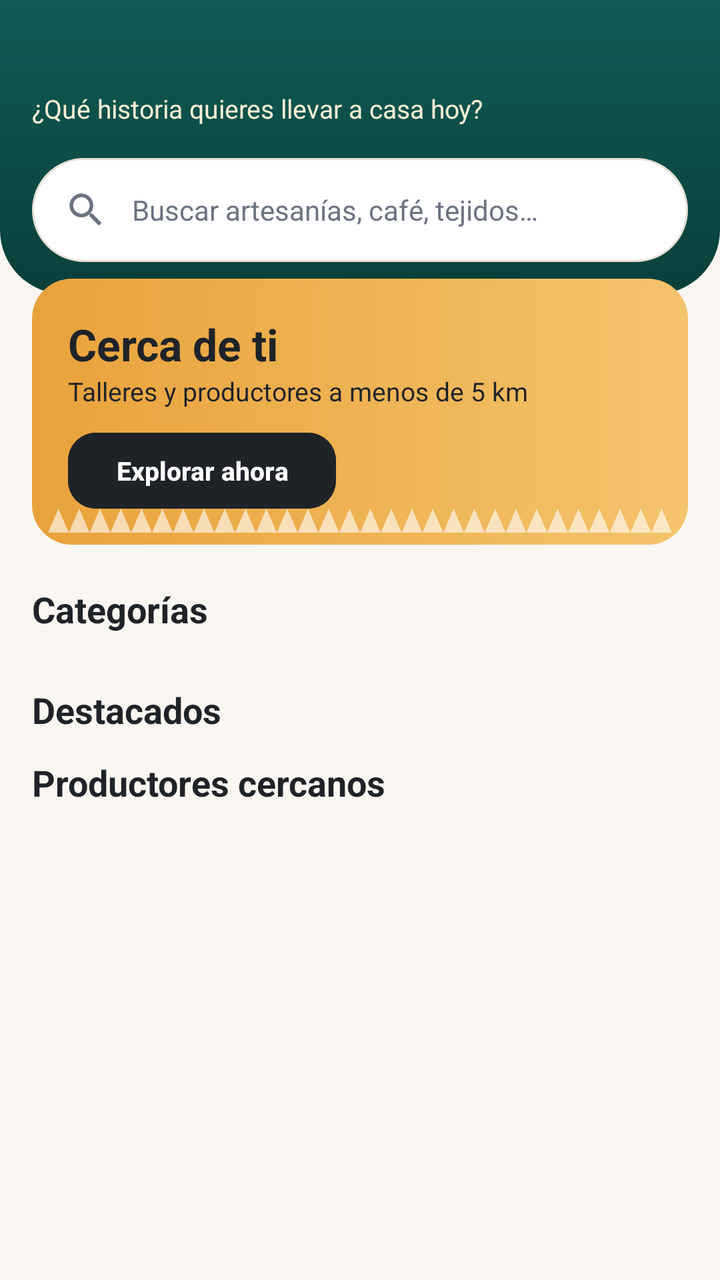
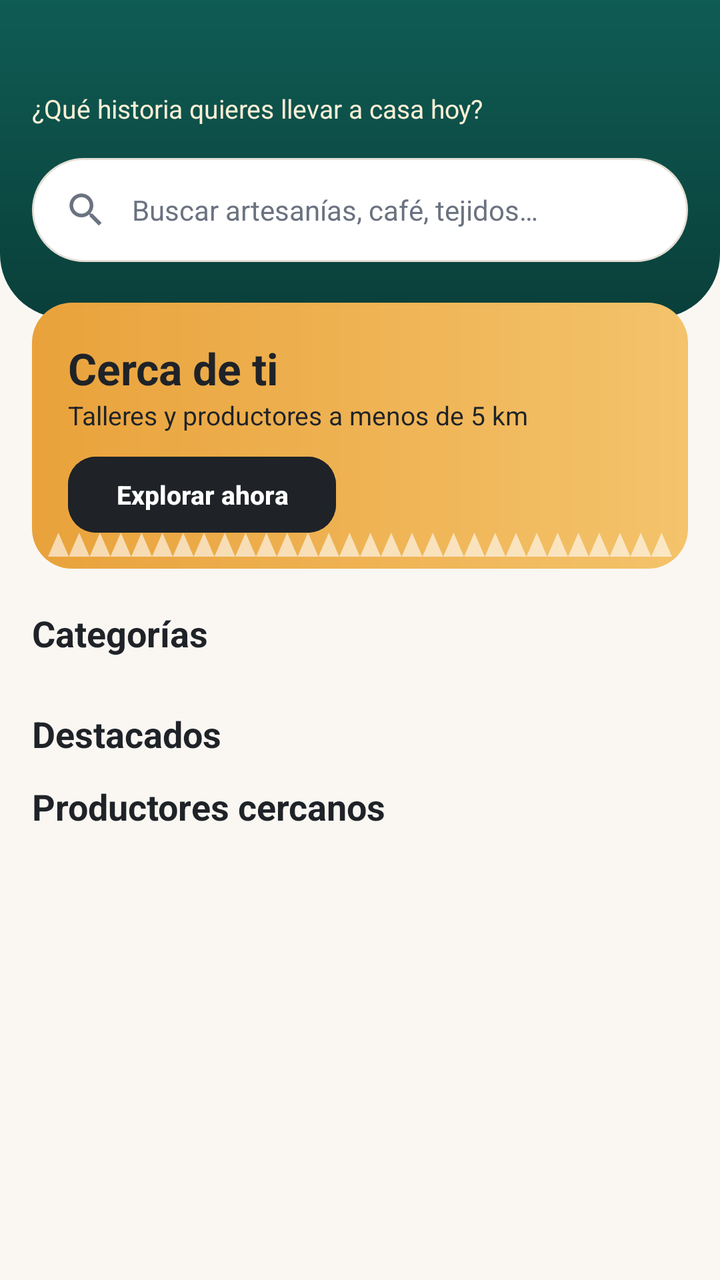

Before-and-after screenshots of an Android layout around one commit, followed by the original layout XML and the change that was made.
<!-- AndroidManifest.xml: application theme Theme.Tramas -->
<!-- res/layout/fragment_home.xml -->
<?xml version="1.0" encoding="utf-8"?>
<androidx.core.widget.NestedScrollView xmlns:android="http://schemas.android.com/apk/res/android"
    xmlns:app="http://schemas.android.com/apk/res-auto"
    android:layout_width="match_parent"
    android:layout_height="match_parent"
    android:clipToPadding="false"
    android:paddingBottom="16dp">

    <LinearLayout
        android:layout_width="match_parent"
        android:layout_height="wrap_content"
        android:descendantFocusability="blocksDescendants"
        android:orientation="vertical">

        <LinearLayout
            android:layout_width="match_parent"
            android:layout_height="wrap_content"
            android:background="@drawable/bg_header_primary"
            android:orientation="vertical"
            android:padding="@dimen/screen_padding"
            android:paddingBottom="28dp">

            <TextView
                android:id="@+id/tvGreeting"
                android:layout_width="wrap_content"
                android:layout_height="wrap_content"
                android:textColor="@color/white"
                android:textSize="22sp"
                android:textStyle="bold" />

            <TextView
                android:layout_width="wrap_content"
                android:layout_height="wrap_content"
                android:text="@string/que_historia_quieres_llevar_a_casa_hoy"
                android:textColor="@color/ochre_soft"
                android:textSize="13sp" />

            <LinearLayout
                android:id="@+id/searchBar"
                android:layout_width="match_parent"
                android:layout_height="52dp"
                android:layout_marginTop="16dp"
                android:background="@drawable/bg_search"
                android:clickable="true"
                android:focusable="true"
                android:gravity="center_vertical"
                android:orientation="horizontal"
                android:paddingStart="16dp"
                android:paddingEnd="16dp">

                <ImageView
                    android:layout_width="22dp"
                    android:layout_height="22dp"
                    android:contentDescription="@null"
                    android:src="@drawable/ic_search"
                    app:tint="@color/ink_muted" />

                <TextView
                    android:layout_width="wrap_content"
                    android:layout_height="wrap_content"
                    android:layout_marginStart="12dp"
                    android:text="@string/buscar_artesanias_cafe_tejidos"
                    android:textColor="@color/ink_muted" />
            </LinearLayout>
        </LinearLayout>

        <FrameLayout
            android:layout_width="match_parent"
            android:layout_height="wrap_content"
            android:layout_marginStart="@dimen/screen_padding"
            android:layout_marginTop="-8dp"
            android:layout_marginEnd="@dimen/screen_padding"
            android:background="@drawable/bg_banner">

            <LinearLayout
                android:layout_width="match_parent"
                android:layout_height="wrap_content"
                android:orientation="vertical"
                android:padding="18dp"
                android:paddingBottom="30dp">

                <TextView
                    android:layout_width="wrap_content"
                    android:layout_height="wrap_content"
                    android:text="@string/cerca_de_ti"
                    android:textColor="@color/ink"
                    android:textSize="22sp"
                    android:textStyle="bold" />

                <TextView
                    android:layout_width="wrap_content"
                    android:layout_height="wrap_content"
                    android:text="@string/talleres_y_productores_a_menos_de_5_km"
                    android:textColor="@color/ink"
                    android:textSize="13sp" />

                <com.google.android.material.button.MaterialButton
                    android:id="@+id/btnNearby"
                    style="@style/Widget.Tramas.Button.Small"
                    android:layout_width="wrap_content"
                    android:layout_height="wrap_content"
                    android:layout_marginTop="12dp"
                    android:backgroundTint="@color/ink"
                    android:text="@string/explorar_ahora" />
            </LinearLayout>

            <ImageView
                android:layout_width="match_parent"
                android:layout_height="12dp"
                android:layout_gravity="bottom"
                android:layout_marginStart="8dp"
                android:layout_marginEnd="8dp"
                android:layout_marginBottom="6dp"
                android:contentDescription="@null"
                android:scaleType="fitXY"
                android:src="@drawable/pattern_zigzag" />
        </FrameLayout>

        <TextView
            style="@style/TextAppearance.Tramas.Headline"
            android:layout_width="wrap_content"
            android:layout_height="wrap_content"
            android:layout_marginStart="@dimen/screen_padding"
            android:layout_marginTop="@dimen/gap_l"
            android:text="@string/categorias"
            android:textSize="18sp" />

        <HorizontalScrollView
            android:layout_width="match_parent"
            android:layout_height="wrap_content"
            android:layout_marginTop="6dp"
            android:scrollbars="none">

            <com.google.android.material.chip.ChipGroup
                android:id="@+id/chipCategories"
                android:layout_width="wrap_content"
                android:layout_height="wrap_content"
                android:paddingStart="@dimen/screen_padding"
                android:paddingEnd="@dimen/screen_padding"
                app:singleLine="true" />
        </HorizontalScrollView>

        <TextView
            style="@style/TextAppearance.Tramas.Headline"
            android:layout_width="wrap_content"
            android:layout_height="wrap_content"
            android:layout_marginStart="@dimen/screen_padding"
            android:layout_marginTop="@dimen/gap_l"
            android:text="@string/destacados"
            android:textSize="18sp" />

        <androidx.recyclerview.widget.RecyclerView
            android:id="@+id/rvFeatured"
            android:layout_width="match_parent"
            android:layout_height="wrap_content"
            android:clipToPadding="false"
            android:orientation="horizontal"
            android:paddingStart="10dp"
            android:paddingEnd="10dp"
            app:layoutManager="androidx.recyclerview.widget.LinearLayoutManager" />

        <TextView
            style="@style/TextAppearance.Tramas.Headline"
            android:layout_width="wrap_content"
            android:layout_height="wrap_content"
            android:layout_marginStart="@dimen/screen_padding"
            android:layout_marginTop="@dimen/gap_m"
            android:text="@string/productores_cercanos"
            android:textSize="18sp" />

        <androidx.recyclerview.widget.RecyclerView
            android:id="@+id/rvNearby"
            android:layout_width="match_parent"
            android:layout_height="wrap_content"
            android:clipToPadding="false"
            android:orientation="horizontal"
            android:paddingStart="10dp"
            android:paddingEnd="10dp"
            app:layoutManager="androidx.recyclerview.widget.LinearLayoutManager" />
    </LinearLayout>
</androidx.core.widget.NestedScrollView>
<!-- resources referenced by this layout -->
<resources>
  <color name="ink">#1F2328</color>
  <color name="ink_muted">#6B7280</color>
  <color name="ochre_soft">#FBEFD6</color>
  <color name="white">#FFFFFF</color>
  <dimen name="gap_l">20dp</dimen>
  <dimen name="gap_m">12dp</dimen>
  <dimen name="screen_padding">16dp</dimen>
  <!-- drawable bg_banner (drawable) -->
  <?xml version="1.0" encoding="utf-8"?>
  <shape xmlns:android="http://schemas.android.com/apk/res/android" android:shape="rectangle">
      <gradient android:angle="0" android:endColor="#F4C36B" android:startColor="@color/ochre" />
      <corners android:radius="20dp" />
  </shape>
  <!-- drawable bg_search (drawable) -->
  <?xml version="1.0" encoding="utf-8"?>
  <shape xmlns:android="http://schemas.android.com/apk/res/android" android:shape="rectangle">
      <solid android:color="@color/surface" />
      <stroke android:width="1dp" android:color="@color/line" />
      <corners android:radius="26dp" />
  </shape>
  <string name="buscar_artesanias_cafe_tejidos">Buscar artesanías, café, tejidos…</string>
  <string name="categorias">Categorías</string>
  <string name="cerca_de_ti">Cerca de ti</string>
  <string name="destacados">Destacados</string>
  <string name="explorar_ahora">Explorar ahora</string>
  <string name="productores_cercanos">Productores cercanos</string>
  <string name="que_historia_quieres_llevar_a_casa_hoy">¿Qué historia quieres llevar a casa hoy?</string>
  <string name="talleres_y_productores_a_menos_de_5_km">Talleres y productores a menos de 5 km</string>
  <style name="TextAppearance.Tramas.Headline" parent="TextAppearance.Material3.HeadlineSmall">
          <item name="android:textSize">20sp</item>
          <item name="android:textStyle">bold</item>
          <item name="android:textColor">@color/ink</item>
      </style>
  <style name="Widget.Tramas.Button.Small" parent="Widget.Tramas.Button">
          <item name="android:minHeight">38dp</item>
          <item name="android:textSize">13sp</item>
          <item name="android:insetTop">0dp</item>
          <item name="android:insetBottom">0dp</item>
      </style>
  <color name="ochre">#E9A23B</color>
  <color name="surface">#FFFFFF</color>
  <color name="line">#E3DED4</color>
  <color name="teal">#0F5C54</color>
  <color name="teal_dark">#0A3F3A</color>
  <color name="teal_soft">#E1EFEC</color>
  <color name="canvas">#FAF7F2</color>
  <color name="danger">#C0392B</color>
  <style name="ShapeAppearance.Tramas.Small" parent="ShapeAppearance.Material3.SmallComponent">
          <item name="cornerFamily">rounded</item>
          <item name="cornerSize">10dp</item>
      </style>
  <style name="ShapeAppearance.Tramas.Medium" parent="ShapeAppearance.Material3.MediumComponent">
          <item name="cornerFamily">rounded</item>
          <item name="cornerSize">16dp</item>
      </style>
  <style name="Widget.Tramas.Chip" parent="Widget.Material3.Chip.Filter">
          <item name="chipCornerRadius">18dp</item>
          <item name="chipBackgroundColor">@color/surface</item>
          <item name="chipStrokeColor">@color/line</item>
          <item name="chipStrokeWidth">1dp</item>
      </style>
  <style name="Widget.Tramas.Toolbar" parent="Widget.Material3.Toolbar">
          <item name="android:background">?attr/colorPrimary</item>
          <item name="titleTextColor">@color/white</item>
          <item name="navigationIconTint">@color/white</item>
          <item name="android:elevation">0dp</item>
      </style>
  <dimen name="button_height">52dp</dimen>
  <dimen name="radius_button">14dp</dimen>
  <style name="Widget.Tramas.BottomNav.Indicator" parent="Widget.Material3.BottomNavigationView.ActiveIndicator">
          <item name="android:color">?attr/colorPrimaryContainer</item>
      </style>
  <!-- unchanged entries left out for length: 7 -->
</resources>

<!-- the commit's change to res/layout/fragment_home.xml (unified diff, before → after) -->
@@ -17,7 +17,9 @@
             android:layout_height="wrap_content"
             android:background="@drawable/bg_header_primary"
             android:orientation="vertical"
-            android:padding="@dimen/screen_padding"
+            android:paddingStart="@dimen/screen_padding"
+            android:paddingTop="@dimen/screen_padding"
+            android:paddingEnd="@dimen/screen_padding"
             android:paddingBottom="28dp">
 
             <TextView
